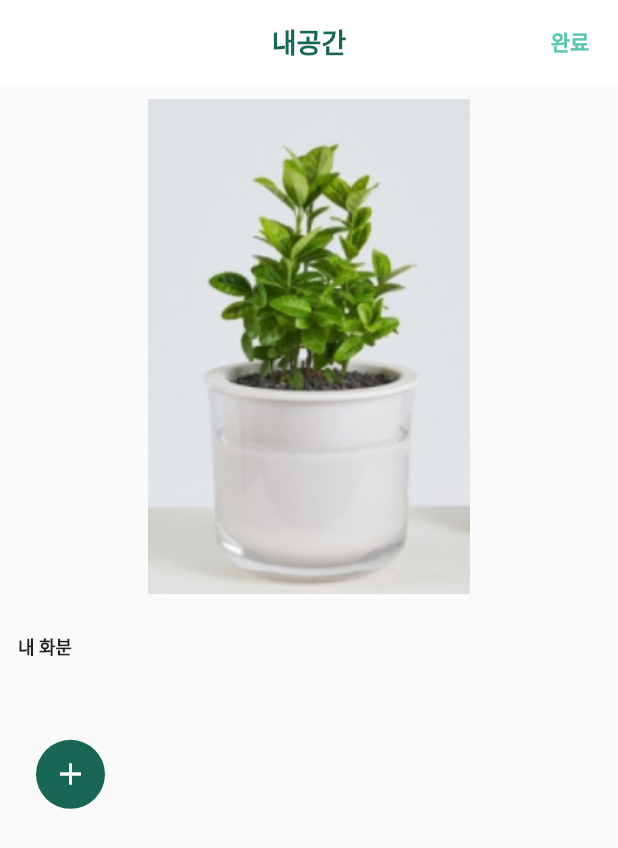
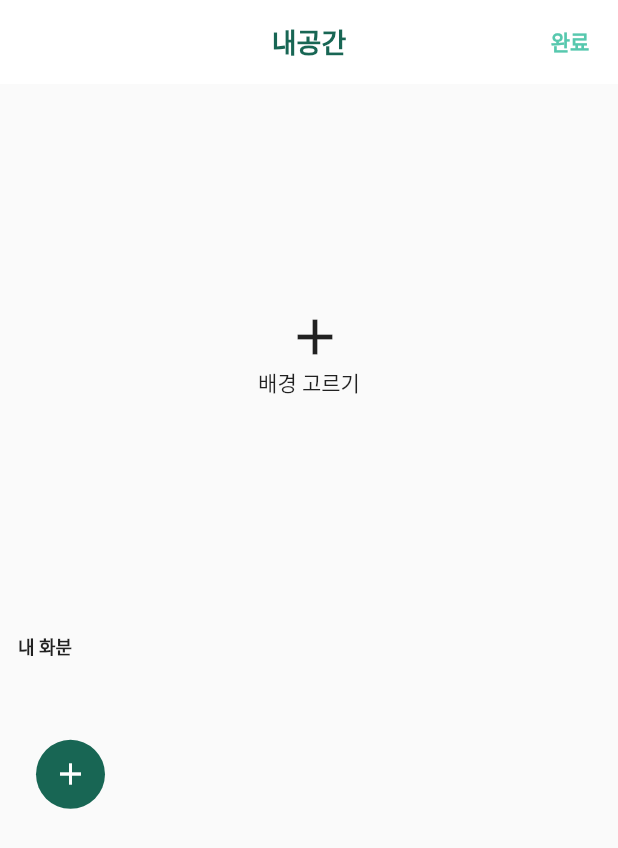
Before and after one commit to ifplant/ifplant_app, a Flutter app: the screen it shows after launch, on a phone screen of 412 x 824 dp. Shown: the top 848 px of the screen. Run offline on Flutter 3.47's test engine with Material 2 defaults, Android fonts, the phone set to English and light mode, and no system bars; our stand-ins replace get, image_picker.

```diff
--- a/lib/app/ui/android/home/home.dart
+++ b/lib/app/ui/android/home/home.dart
@@ -2,7 +2,6 @@ import 'package:flutter/material.dart';
 import 'package:get/get.dart';
 import 'package:get/get_state_manager/get_state_manager.dart';
 import 'package:ifplant_app/app/controller/home/home_controller.dart';
-import 'package:ifplant_app/app/data/model/home/plant_model.dart';
 import 'package:ifplant_app/app/route/app_pages.dart';
 import 'package:ifplant_app/app/ui/theme/app_color.dart';
 import 'package:ifplant_app/app/ui/theme/app_text_theme.dart';
@@ -32,41 +31,38 @@ class Home extends GetWidget<HomeController> {
             crossAxisAlignment: CrossAxisAlignment.start,
             children: [
               Center(
-                child: Obx(
-                  () => Container(
+                child: Container(
                   padding: const EdgeInsets.symmetric(horizontal: 12),
                   width: Get.size.width * 0.85,
                   height: Get.size.width * 0.85,
                   child: DragTarget(
                     builder: (context, candiated, rejected) {
-                        return Image.asset(
-                          "assets/images/sample_plant.png",
-                          // fit: BoxFit.cover,
+                      return Obx(
+                        () => controller.selectedImage.path.isNotEmpty
+                            ? Image.file(
+                                controller.selectedImage,
+                                fit: BoxFit.cover,
+                              )
+                            : Center(
+                                child: Column(
+                                  mainAxisAlignment: MainAxisAlignment.center,
+                                  children: [
+                                    IconButton(
+                                      icon: const Icon(
+                                        Icons.add,
+                                        size: 40,
+                                      ),
+                                      onPressed: controller.pickSingleImage,
+                                    ),
+                                    const Text('배경 고르기'),
+                                  ],
+                                ),
+                              ),
                       );
                     },
                     onWillAccept: (data) {
                       return controller.selectedPlants.contains(data);
                     },
-                    ),
-                    // child: controller.selectedImage.path.isNotEmpty
-                    //     ? Image.file(controller.selectedImage,
-                    //         fit: BoxFit.cover)
-
-                    //     : Center(
-                    //         child: Column(
-                    //           mainAxisAlignment: MainAxisAlignment.center,
-                    //           children: [
-                    //             IconButton(
-                    //               icon: const Icon(
-                    //                 Icons.add,
-                    //                 size: 40,
-                    //               ),
-                    //               onPressed: controller.pickSingleImage,
-                    //             ),
-                    //             const Text('배경 고르기'),
-                    //           ],
-                    //         ),
-                    //       ),
                   ),
                 ),
               ),
```
Lines whose indentation alone changed are shown as unchanged.
